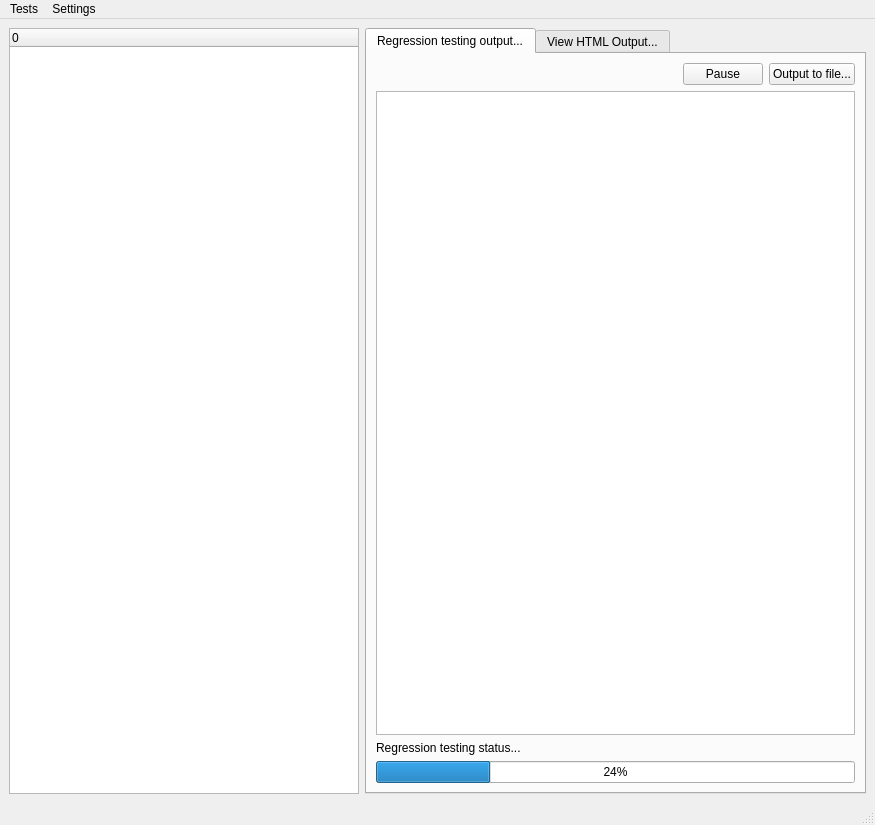
Above: khtml/test_regression_gui.ui from KDE/kdelibs before the change. Below: the same form after it.
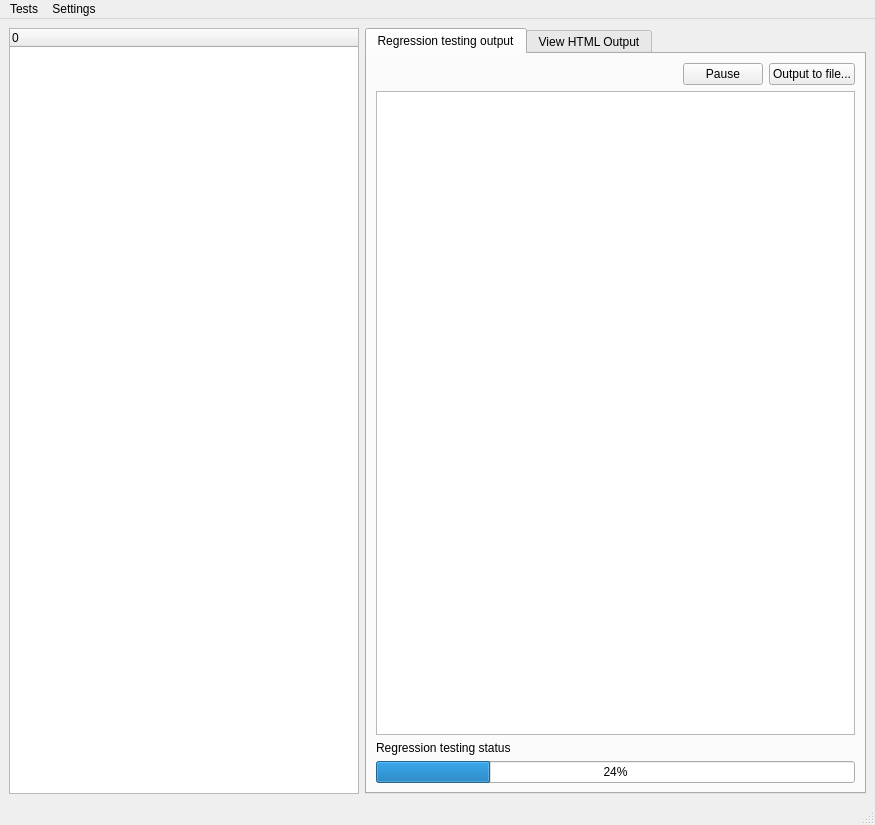
That is the form after the change.

```diff
--- a/khtml/test_regression_gui.ui
+++ b/khtml/test_regression_gui.ui
@@ -56,7 +56,7 @@
      <widget class="QTabWidget" name="tabWidget" >
       <widget class="QWidget" name="firstTab" >
        <attribute name="title" >
-        <string>Regression testing output...</string>
+        <string>Regression testing output</string>
        </attribute>
        <layout class="QHBoxLayout" >
         <property name="margin" >
@@ -162,7 +162,7 @@
           <item>
            <widget class="QLabel" name="statusLabel" >
             <property name="text" >
-             <string>Regression testing status...</string>
+             <string>Regression testing status</string>
             </property>
            </widget>
           </item>
@@ -182,7 +182,7 @@
       </widget>
       <widget class="QWidget" name="secondTab" >
        <attribute name="title" >
-        <string>View HTML Output...</string>
+        <string>View HTML Output</string>
        </attribute>
       </widget>
      </widget>
```
Left out of the diff: 26 changed lines with no effect on the pictures.
